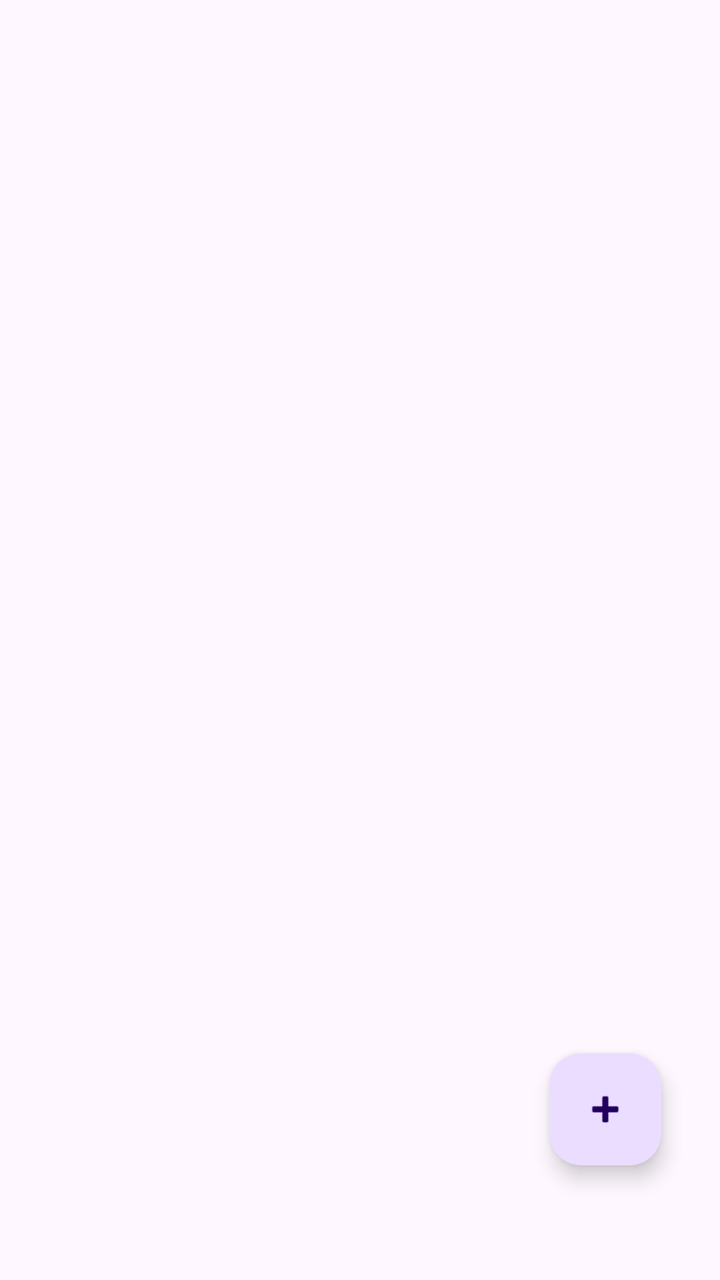
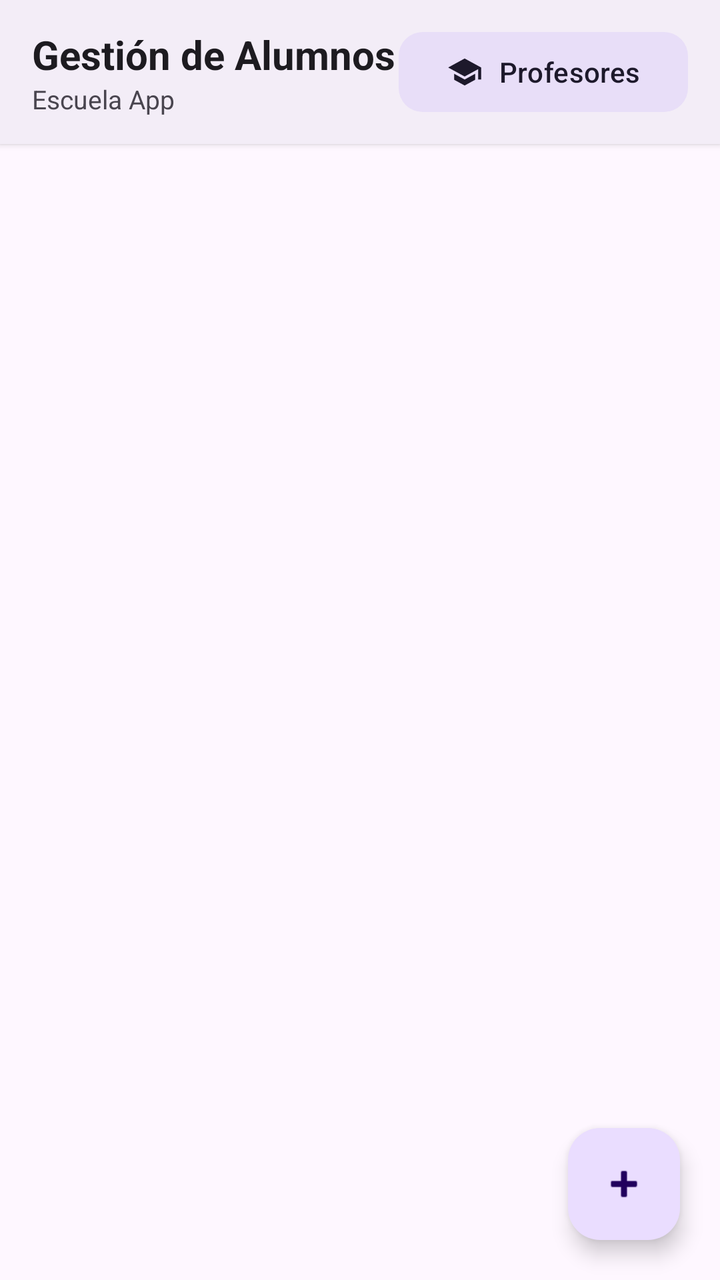

Before-and-after screenshots of an Android layout around one commit, followed by the original layout XML and the change that was made.
<!-- AndroidManifest.xml: application theme Theme.RetrofitCrudApp -->
<!-- res/layout/activity_main.xml -->
<?xml version="1.0" encoding="utf-8"?>
<androidx.constraintlayout.widget.ConstraintLayout xmlns:android="http://schemas.android.com/apk/res/android"
    xmlns:app="http://schemas.android.com/apk/res-auto"
    xmlns:tools="http://schemas.android.com/tools"
    android:id="@+id/main"
    android:layout_width="match_parent"
    android:layout_height="match_parent"
    tools:context=".MainActivity">
    <com.google.android.material.floatingactionbutton.FloatingActionButton
        android:id="@+id/fab_agregar"
        android:layout_width="wrap_content"
        android:layout_height="wrap_content"
        android:layout_gravity="bottom|end"
        android:clickable="true"
        android:contentDescription="TODO"
        app:fabSize="normal"
        app:layout_constraintBottom_toBottomOf="parent"
        app:layout_constraintEnd_toEndOf="parent"
        app:layout_constraintHorizontal_bias="0.904"
        app:layout_constraintStart_toStartOf="parent"
        app:layout_constraintTop_toTopOf="parent"
        app:layout_constraintVertical_bias="0.902"
        app:srcCompat="@android:drawable/ic_input_add"
        tools:ignore="MissingConstraints" />
    <androidx.recyclerview.widget.RecyclerView
        android:id="@+id/recyclerView"
        android:layout_width="400dp"
        android:layout_height="match_parent"
        app:layoutManager="androidx.recyclerview.widget.LinearLayoutManager"
        app:layout_constraintBottom_toBottomOf="parent"
        app:layout_constraintEnd_toEndOf="parent"
        app:layout_constraintHorizontal_bias="0.0"
        app:layout_constraintStart_toStartOf="parent"
        app:layout_constraintTop_toTopOf="parent"
        app:layout_constraintVertical_bias="0.0" />
</androidx.constraintlayout.widget.ConstraintLayout>
<!-- resources referenced by this layout -->
<resources>
  <style name="Theme.RetrofitCrudApp" parent="Base.Theme.RetrofitCrudApp" />
  <style name="Base.Theme.RetrofitCrudApp" parent="Theme.Material3.DayNight.NoActionBar">
          
          
      </style>
</resources>

<!-- the commit's change to res/layout/activity_main.xml (unified diff, before → after) -->
@@ -1,36 +1,97 @@
 <?xml version="1.0" encoding="utf-8"?>
-<androidx.constraintlayout.widget.ConstraintLayout xmlns:android="http://schemas.android.com/apk/res/android"
+<androidx.constraintlayout.widget.ConstraintLayout
+    xmlns:android="http://schemas.android.com/apk/res/android"
     xmlns:app="http://schemas.android.com/apk/res-auto"
     xmlns:tools="http://schemas.android.com/tools"
     android:id="@+id/main"
     android:layout_width="match_parent"
     android:layout_height="match_parent"
+    android:background="?attr/colorSurface"
     tools:context=".MainActivity">
+
+    
+    <com.google.android.material.card.MaterialCardView
+        android:id="@+id/headerCard"
+        android:layout_width="match_parent"
+        android:layout_height="wrap_content"
+        app:cardCornerRadius="0dp"
+        app:cardElevation="2dp"
+        app:strokeWidth="0dp"
+        app:cardBackgroundColor="?attr/colorSurfaceContainer"
+        app:layout_constraintTop_toTopOf="parent"
+        app:layout_constraintStart_toStartOf="parent"
+        app:layout_constraintEnd_toEndOf="parent">
+
+        <LinearLayout
+            android:layout_width="match_parent"
+            android:layout_height="wrap_content"
+            android:orientation="horizontal"
+            android:gravity="center_vertical"
+            android:paddingHorizontal="16dp"
+            android:paddingVertical="12dp">
+
+            <LinearLayout
+                android:layout_width="0dp"
+                android:layout_height="wrap_content"
+                android:layout_weight="1"
+                android:orientation="vertical">
+
+                <TextView
+                    android:layout_width="wrap_content"
+                    android:layout_height="wrap_content"
+                    android:text="Gestión de Alumnos"
+                    android:textSize="20sp"
+                    android:textStyle="bold"
+                    android:textColor="?attr/colorOnSurface" />
+
+                <TextView
+                    android:layout_width="wrap_content"
+                    android:layout_height="wrap_content"
+                    android:text="Escuela App"
+                    android:textSize="13sp"
+                    android:textColor="?attr/colorOnSurfaceVariant" />
+            </LinearLayout>
+
+            
+            <com.google.android.material.button.MaterialButton
+                android:id="@+id/btnIrAProfesores"
+                style="@style/Widget.Material3.Button.TonalButton"
+                android:layout_width="wrap_content"
+                android:layout_height="wrap_content"
+                android:text="Profesores"
+                app:icon="@drawable/ic_school"
+                app:iconGravity="textStart"
+                app:cornerRadius="12dp" />
+
+        </LinearLayout>
+    </com.google.android.material.card.MaterialCardView>
+
+    
+    <androidx.recyclerview.widget.RecyclerView
+        android:id="@+id/recyclerView"
+        android:layout_width="0dp"
+        android:layout_height="0dp"
+        android:clipToPadding="false"
+        android:paddingTop="8dp"
+        android:paddingBottom="88dp"
+        app:layoutManager="androidx.recyclerview.widget.LinearLayoutManager"
+        app:layout_constraintTop_toBottomOf="@id/headerCard"
+        app:layout_constraintBottom_toBottomOf="parent"
+        app:layout_constraintStart_toStartOf="parent"
+        app:layout_constraintEnd_toEndOf="parent" />
+
+    
     <com.google.android.material.floatingactionbutton.FloatingActionButton
         android:id="@+id/fab_agregar"
         android:layout_width="wrap_content"
         android:layout_height="wrap_content"
-        android:layout_gravity="bottom|end"
+        android:layout_margin="20dp"
         android:clickable="true"
-        android:contentDescription="TODO"
+        android:focusable="true"
+        android:contentDescription="Agregar Alumno"
         app:fabSize="normal"
+        app:srcCompat="@android:drawable/ic_input_add"
         app:layout_constraintBottom_toBottomOf="parent"
-        app:layout_constraintEnd_toEndOf="parent"
-        app:layout_constraintHorizontal_bias="0.904"
-        app:layout_constraintStart_toStartOf="parent"
-        app:layout_constraintTop_toTopOf="parent"
-        app:layout_constraintVertical_bias="0.902"
-        app:srcCompat="@android:drawable/ic_input_add"
-        tools:ignore="MissingConstraints" />
-    <androidx.recyclerview.widget.RecyclerView
-        android:id="@+id/recyclerView"
-        android:layout_width="400dp"
-        android:layout_height="match_parent"
-        app:layoutManager="androidx.recyclerview.widget.LinearLayoutManager"
-        app:layout_constraintBottom_toBottomOf="parent"
-        app:layout_constraintEnd_toEndOf="parent"
-        app:layout_constraintHorizontal_bias="0.0"
-        app:layout_constraintStart_toStartOf="parent"
-        app:layout_constraintTop_toTopOf="parent"
-        app:layout_constraintVertical_bias="0.0" />
+        app:layout_constraintEnd_toEndOf="parent" />
+
 </androidx.constraintlayout.widget.ConstraintLayout>
<!-- resource entries referenced after the edit -->
@@ -1,5 +1,16 @@
 <!-- resources referenced by this layout -->
 <resources>
+  <!-- drawable ic_school (drawable) -->
+  <vector xmlns:android="http://schemas.android.com/apk/res/android"
+      android:width="24dp"
+      android:height="24dp"
+      android:viewportWidth="24"
+      android:viewportHeight="24"
+      android:tint="?attr/colorPrimary">
+      <path
+          android:fillColor="@android:color/white"
+          android:pathData="M5,13.18v4L12,21l7,-3.82v-4L12,17l-7,-3.82zM12,3L1,9l11,6 9,-4.91V17h2V9L12,3z"/>
+  </vector>
   <style name="Theme.RetrofitCrudApp" parent="Base.Theme.RetrofitCrudApp" />
   <style name="Base.Theme.RetrofitCrudApp" parent="Theme.Material3.DayNight.NoActionBar">
           
